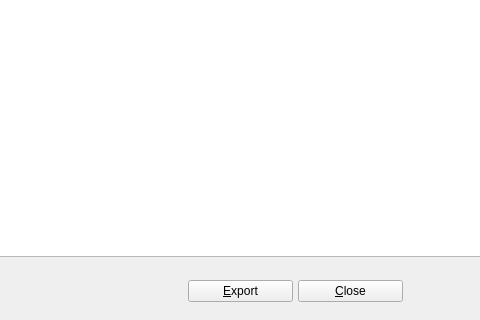
Before: the Qt Designer form UI/biblioteq_photographview.ui in textbrowser/biblioteq, drawn with Qt 5; both pictures show x 105 to 585 and y 280 to 600 of the 800 by 600 pixel window.
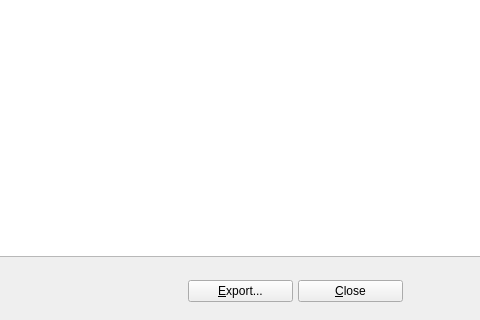
After: the same form once the commit is applied. Icons and pictures are not drawn.

Commit message: Denote widgets that launch windows.

Patch:
```diff
--- a/UI/biblioteq_photographview.ui
+++ b/UI/biblioteq_photographview.ui
@@ -145,7 +145,7 @@
          </size>
         </property>
         <property name="text">
-         <string>&amp;Export</string>
+         <string>&amp;Export...</string>
         </property>
         <property name="icon">
          <iconset resource="../Icons/icons.qrc">
```
The commit also changes 6 other files.
